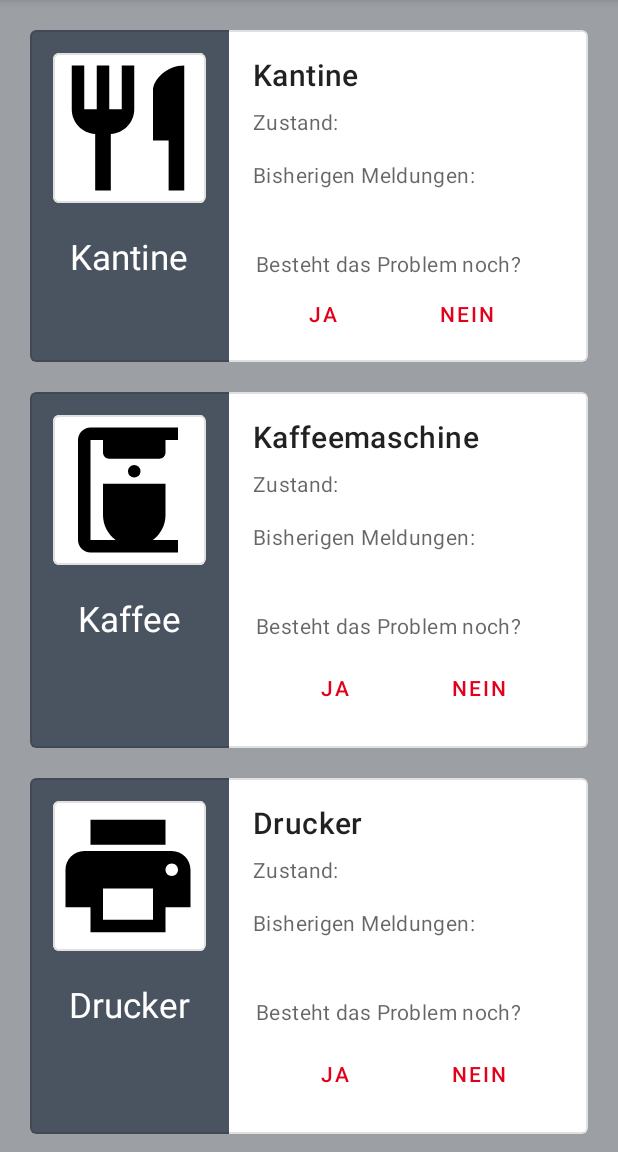
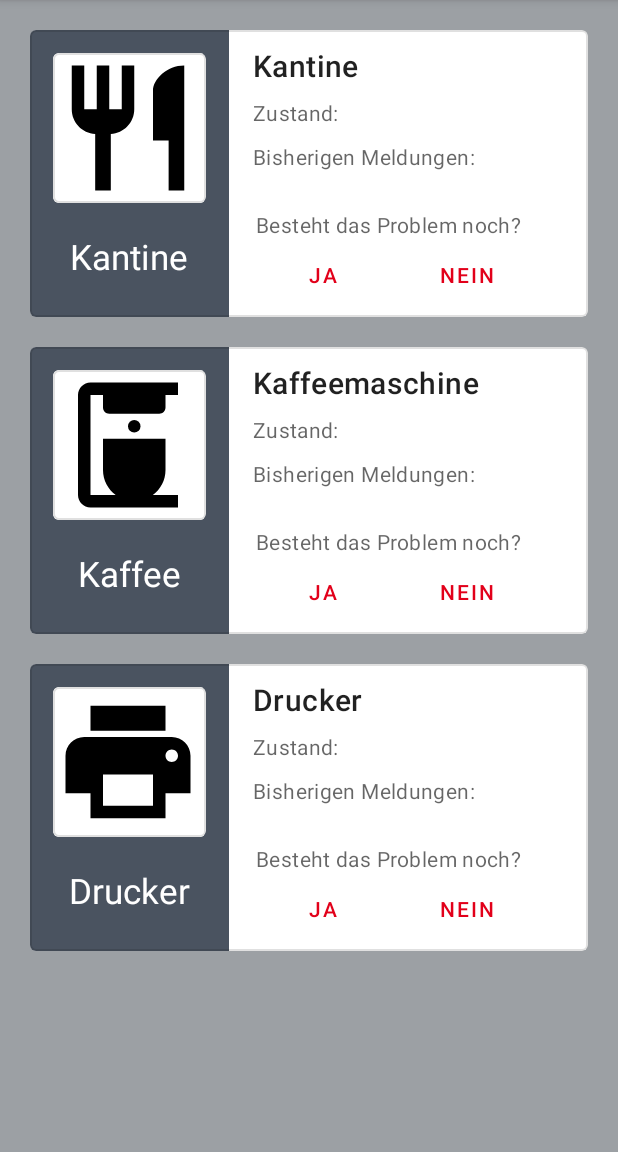
Before and after one commit to DHBWorld/DHBWorld, an Android app: the screen it shows after launch (MainActivity), on a phone screen of 412 x 824 dp, the part 84-1236 px from its top. Run offline under Robolectric (Android 15) with nearby library versions, the phone set to English and light mode, and no system bars.

```diff
--- a/app/src/main/res/layout/user_interaction_layout.xml
+++ b/app/src/main/res/layout/user_interaction_layout.xml
@@ -37,7 +37,6 @@
             android:orientation="horizontal"
             >
 
-            <!-- Media -->
         <LinearLayout
             android:layout_width="wrap_content"
             android:layout_height="match_parent"
@@ -96,7 +95,8 @@
                 android:layout_width="match_parent"
                 android:layout_height="wrap_content"
                 android:orientation="vertical"
-                android:padding="16dp">
+                android:paddingHorizontal="16dp"
+                android:paddingVertical="10dp">
 
                 <!-- Title, secondary and supporting text -->
                 <TextView
@@ -116,7 +116,7 @@
                 <TextView
                     android:layout_width="wrap_content"
                     android:layout_height="wrap_content"
-                    android:layout_marginTop="16dp"
+                    android:layout_marginTop="10dp"
                     android:text="@string/bisherigen_meldungen"
                     android:textAppearance="?attr/textAppearanceBody2"
                     android:textColor="?android:attr/textColorSecondary" />
@@ -128,7 +128,8 @@
             <LinearLayout
                 android:layout_width="wrap_content"
                 android:layout_height="wrap_content"
-                android:layout_margin="8dp"
+                android:layout_marginLeft="8dp"
+                android:layout_marginBottom="4dp"
                 android:paddingLeft="10dp"
                 android:orientation="vertical">
 
@@ -181,24 +182,22 @@
 
 
         <com.google.android.material.card.MaterialCardView
-
+            android:id="@+id/card_coffe"
             android:layout_width="match_parent"
             android:layout_height="wrap_content"
             android:backgroundTint="@color/white"
             android:baselineAligned="false"
             app:strokeWidth="1dp"
             app:strokeColor="@color/stroke_color"
-        app:cardElevation="0dp"
-        >
+
+            app:cardElevation="0dp">
 
             <LinearLayout
                 android:layout_width="match_parent"
                 android:layout_height="wrap_content"
                 android:orientation="horizontal"
-
                 >
 
-            <!-- Media -->
                 <LinearLayout
                     android:layout_width="wrap_content"
                     android:layout_height="match_parent"
@@ -220,10 +219,6 @@
                             android:layout_width="100dp"
                             android:layout_height="100dp"
                             android:background="@color/white"
-
-
-
-
                             android:contentDescription="content_description_media"
                             android:scaleType="centerCrop"
                             app:srcCompat="@drawable/baseline_coffee_maker_24" />
@@ -252,13 +247,13 @@
                     android:layout_width="wrap_content"
                     android:layout_height="wrap_content"
                     android:orientation="vertical"
-
                     >
                     <LinearLayout
                         android:layout_width="match_parent"
                         android:layout_height="wrap_content"
                         android:orientation="vertical"
-                    android:padding="16dp">
+                        android:paddingHorizontal="16dp"
+                        android:paddingVertical="10dp">
 
                         <!-- Title, secondary and supporting text -->
                         <TextView
@@ -278,17 +273,20 @@
                         <TextView
                             android:layout_width="wrap_content"
                             android:layout_height="wrap_content"
-                        android:layout_marginTop="16dp"
+                            android:layout_marginTop="10dp"
                             android:text="@string/bisherigen_meldungen"
                             android:textAppearance="?attr/textAppearanceBody2"
                             android:textColor="?android:attr/textColorSecondary" />
+
+
 
                     </LinearLayout>
 
                     <LinearLayout
                         android:layout_width="wrap_content"
                         android:layout_height="wrap_content"
-                android:layout_margin="8dp"
+                        android:layout_marginLeft="8dp"
+                        android:layout_marginBottom="4dp"
                         android:paddingLeft="10dp"
                         android:orientation="vertical">
 
@@ -302,10 +300,15 @@
                             android:textColor="?android:attr/textColorSecondary" />
 
 
+
+
+
+
                         <LinearLayout
                             android:layout_width="wrap_content"
                             android:layout_height="wrap_content"
-                    android:layout_margin="8dp"
+
+
                             android:orientation="horizontal">
 
                             <com.google.android.material.button.MaterialButton
@@ -321,21 +324,25 @@
                                 android:layout_height="wrap_content"
                                 android:text="@string/nein" />
                         </LinearLayout>
+                    </LinearLayout>
 
-            </LinearLayout>
                 </LinearLayout>
             </LinearLayout>
 
         </com.google.android.material.card.MaterialCardView>
     </LinearLayout>
+
+
+
         <com.google.android.material.card.MaterialCardView
-
+            android:id="@+id/card_printer"
             android:layout_width="match_parent"
             android:layout_height="wrap_content"
             android:backgroundTint="@color/white"
             android:baselineAligned="false"
             app:strokeWidth="1dp"
             app:strokeColor="@color/stroke_color"
+
             app:cardElevation="0dp">
 
             <LinearLayout
@@ -344,7 +351,6 @@
                 android:orientation="horizontal"
                 >
 
-            <!-- Media -->
                 <LinearLayout
                     android:layout_width="wrap_content"
                     android:layout_height="match_parent"
@@ -367,9 +373,6 @@
                             android:layout_height="100dp"
                             android:background="@color/white"
 
-
-
-
                             android:contentDescription="content_description_media"
                             android:scaleType="centerCrop"
                             app:srcCompat="@drawable/ic_baseline_print_24" />
@@ -381,6 +384,7 @@
                         android:layout_marginRight="7dp"
                         android:layout_marginLeft="7dp"
                         android:gravity="center_horizontal"
+
                         android:layout_width="87dp"
                         android:layout_height="wrap_content"
                         android:layout_gravity="center_horizontal"
@@ -402,7 +406,8 @@
                         android:layout_width="match_parent"
                         android:layout_height="wrap_content"
                         android:orientation="vertical"
-                    android:padding="16dp">
+                        android:paddingHorizontal="16dp"
+                        android:paddingVertical="10dp">
 
                         <!-- Title, secondary and supporting text -->
                         <TextView
@@ -412,7 +417,6 @@
                             android:textAppearance="?attr/textAppearanceHeadline6" />
 
                         <TextView
-
                             android:layout_width="wrap_content"
                             android:layout_height="wrap_content"
                             android:layout_marginTop="8dp"
@@ -423,17 +427,20 @@
                         <TextView
                             android:layout_width="wrap_content"
                             android:layout_height="wrap_content"
-                        android:layout_marginTop="16dp"
+                            android:layout_marginTop="10dp"
                             android:text="@string/bisherigen_meldungen"
                             android:textAppearance="?attr/textAppearanceBody2"
                             android:textColor="?android:attr/textColorSecondary" />
+
+
 
                     </LinearLayout>
 
                     <LinearLayout
                         android:layout_width="wrap_content"
                         android:layout_height="wrap_content"
-                android:layout_margin="8dp"
+                        android:layout_marginLeft="8dp"
+                        android:layout_marginBottom="4dp"
                         android:paddingLeft="10dp"
                         android:orientation="vertical">
 
@@ -447,10 +454,15 @@
                             android:textColor="?android:attr/textColorSecondary" />
 
 
+
+
+
+
                         <LinearLayout
                             android:layout_width="wrap_content"
                             android:layout_height="wrap_content"
-                    android:layout_margin="8dp"
+
+
                             android:orientation="horizontal">
 
                             <com.google.android.material.button.MaterialButton
@@ -467,10 +479,12 @@
                                 android:text="@string/nein" />
                         </LinearLayout>
                     </LinearLayout>
+
                 </LinearLayout>
             </LinearLayout>
 
         </com.google.android.material.card.MaterialCardView>
+    </LinearLayout>
 
-</LinearLayout>
+
 </ScrollView>
```
Lines whose indentation alone changed are shown as unchanged.
